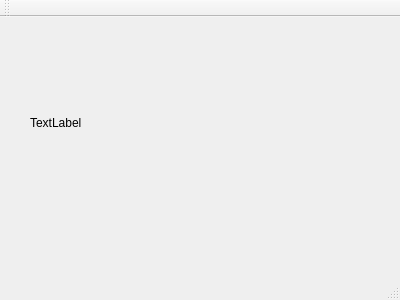
Above: mainwindow.ui from mario206/Translator before the change. Below: the same form after it.
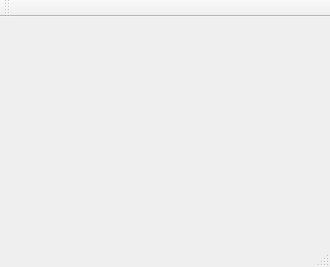
That is the form after the change. Icons and pictures are not drawn.

Diff of the .ui file:
```diff
--- a/mainwindow.ui
+++ b/mainwindow.ui
@@ -6,28 +6,18 @@
    <rect>
     <x>0</x>
     <y>0</y>
-    <width>400</width>
-    <height>300</height>
+    <width>330</width>
+    <height>267</height>
    </rect>
   </property>
   <property name="windowTitle">
    <string>MainWindow</string>
   </property>
-  <widget class="QWidget" name="centralWidget">
-   <widget class="QLabel" name="label">
-    <property name="geometry">
-     <rect>
-      <x>30</x>
-      <y>80</y>
-      <width>321</width>
-      <height>51</height>
-     </rect>
-    </property>
-    <property name="text">
-     <string>TextLabel</string>
-    </property>
-   </widget>
-  </widget>
+  <property name="windowIcon">
+   <iconset resource="resource.qrc">
+    <normaloff>:/ico.png</normaloff>:/ico.png</iconset>
+  </property>
+  <widget class="QWidget" name="centralWidget"/>
   <widget class="QMenuBar" name="menuBar">
    <property name="geometry">
     <rect>
```
Left out of the diff: 8 changed lines with no effect on the pictures.
